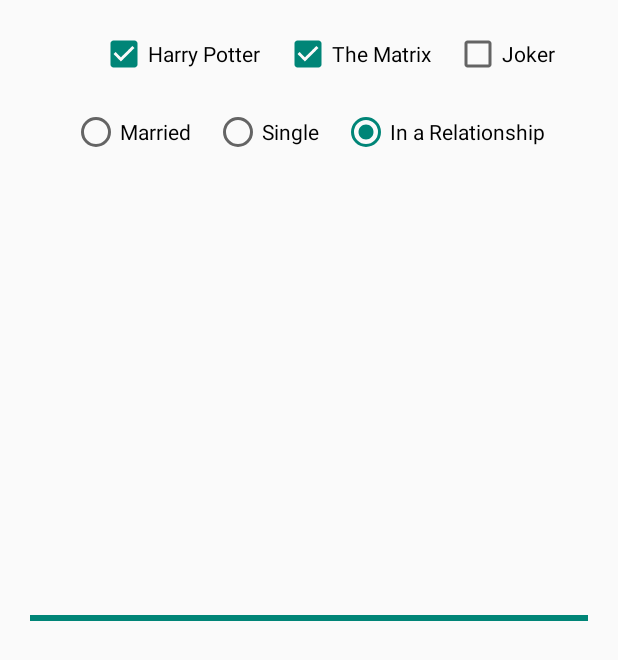
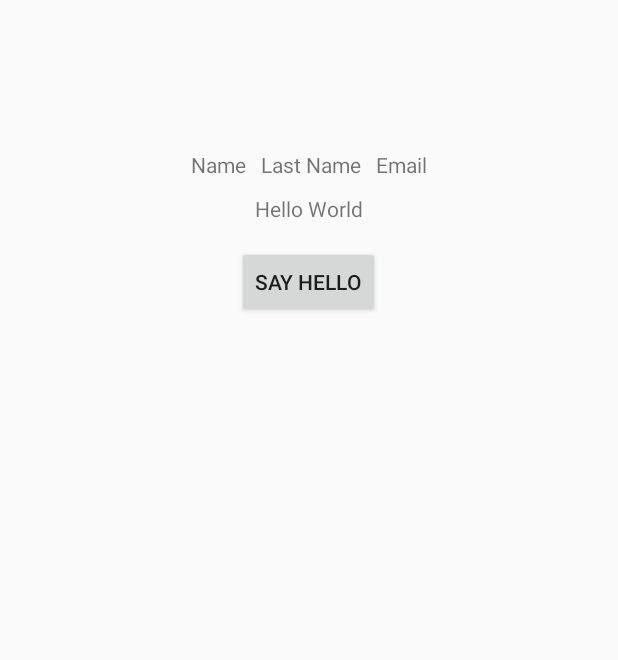
Before and after one commit to JonathanLacabe/TestApp, an Android app built with Jetpack Compose: the screen it shows after launch (MainActivity), on a phone screen of 412 x 824 dp. Shown: the top 660 px of the screen. Run offline under Robolectric (Android 15) with nearby library versions, the phone set to English and light mode, and no system bars.

Commit message:
changed xml

```diff
--- a/app/src/main/java/com/example/testapp/MainActivity.java
+++ b/app/src/main/java/com/example/testapp/MainActivity.java
@@ -14,70 +14,10 @@
 
 public class MainActivity extends ComponentActivity {
 
-    private CheckBox checkBoxHarry, checkBoxMatrix, checkBoxJoker;
-    private RadioGroup rgMaritalStatus;
-    private ProgressBar progressBar;
-
     @Override
     protected void onCreate (Bundle savedInstanceState) {
         super.onCreate(savedInstanceState);
         setContentView(R.layout.activity_main);
-        checkBoxHarry = findViewById(R.id.checkboxHarry);
-        checkBoxMatrix = findViewById(R.id.checkboxMatrix);
-        checkBoxJoker = findViewById(R.id.checkboxJoker);
 
-        rgMaritalStatus = findViewById(R.id.rgMaritalStatus);
-
-        progressBar = findViewById(R.id.progressBar);
-
-        Thread thread = new Thread(new Runnable() {
-            @Override
-            public void run() {
-                for(int i=0; i<10; i++){
-                    progressBar.incrementProgressBy(10);
-                    SystemClock.sleep(500);
-                }
-            }
-        });
-        thread.start();
-
-        int checkedButton = rgMaritalStatus.getCheckedRadioButtonId();
-        if(checkedButton == R.id.rbMarried){
-            Toast.makeText(MainActivity.this, "Married", Toast.LENGTH_SHORT).show();
-        }else if (checkedButton == R.id.rbSingle){
-            Toast.makeText(MainActivity.this, "Single", Toast.LENGTH_SHORT).show();
-        }else if (checkedButton == R.id.inRel){
-            Toast.makeText(MainActivity.this, "In a Relationship", Toast.LENGTH_SHORT).show();
-
-        }
-        rgMaritalStatus.setOnCheckedChangeListener(new RadioGroup.OnCheckedChangeListener() {
-            @Override
-            public void onCheckedChanged(RadioGroup group, int checkedId) {
-                if(checkedId == R.id.rbMarried){
-                    Toast.makeText(MainActivity.this, "Married", Toast.LENGTH_SHORT).show();
-                }else if (checkedId == R.id.rbSingle){
-                    Toast.makeText(MainActivity.this, "Single", Toast.LENGTH_SHORT).show();
-                }else if (checkedId == R.id.inRel){
-                    Toast.makeText(MainActivity.this, "In a Relationship", Toast.LENGTH_SHORT).show();
-                }
-            }
-        });
-
-        if(checkBoxHarry.isChecked()){
-            Toast.makeText(MainActivity.this, "You have watched harry potter", Toast.LENGTH_SHORT).show();
-        }else{
-            Toast.makeText(MainActivity.this, "WATCH the potter", Toast.LENGTH_SHORT).show();
-        }
-
-        checkBoxHarry.setOnCheckedChangeListener(new CompoundButton.OnCheckedChangeListener() {
-            @Override
-            public void onCheckedChanged(CompoundButton buttonView, boolean isChecked) {
-                if(isChecked){
-                    Toast.makeText(MainActivity.this, "You have watched harry potter", Toast.LENGTH_SHORT).show();
-                }else{
-                    Toast.makeText(MainActivity.this, "WATCH the potter", Toast.LENGTH_SHORT).show();
-                }
-            }
-        });
     }
 }
--- a/app/src/main/res/layout/activity_main.xml
+++ b/app/src/main/res/layout/activity_main.xml
@@ -9,88 +9,53 @@
     <RelativeLayout
         android:layout_width="wrap_content"
         android:layout_height="wrap_content"
-        android:id="@+id/moviesRelLayout"
+        android:id="@+id/firstRelLayout"
         android:layout_centerHorizontal="true"
-        android:layout_marginTop="20dp">
+        android:layout_marginTop="100dp"
+        >
 
-        <CheckBox
+        <TextView
             android:layout_width="wrap_content"
             android:layout_height="wrap_content"
-            android:text="Harry Potter"
-            android:id="@+id/checkboxHarry"
-            android:checked="true"
-            android:layout_marginLeft="25dp"
+            android:text="Name"
+            android:id="@+id/txtName" />
+
+        <TextView
+            android:layout_width="wrap_content"
+            android:layout_height="wrap_content"
+            android:id="@+id/txtLastName"
+            android:text="Last Name"
+            android:layout_toRightOf="@+id/txtName"
+            android:layout_marginLeft="10dp"
             />
 
-        <CheckBox
+        <TextView
             android:layout_width="wrap_content"
             android:layout_height="wrap_content"
-            android:text="The Matrix"
-            android:id="@+id/checkboxMatrix"
-            android:checked="true"
-            android:layout_toRightOf="@+id/checkboxHarry"
-            android:layout_marginLeft="15dp"
+            android:text="Email"
+            android:id="@+id/txtEmail"
+            android:layout_toRightOf="@+id/txtLastName"
+            android:layout_marginLeft="10dp"
             />
-
-        <CheckBox
-            android:layout_width="wrap_content"
-            android:layout_height="wrap_content"
-            android:text="Joker"
-            android:id="@+id/checkboxJoker"
-            android:checked="false"
-            android:layout_toRightOf="@+id/checkboxMatrix"
-            android:layout_marginLeft="15dp"
-            />
-
     </RelativeLayout>
 
-    <RadioGroup
+    <TextView
         android:layout_width="wrap_content"
         android:layout_height="wrap_content"
-        android:layout_below="@+id/moviesRelLayout"
-        android:layout_marginTop="20dp"
+        android:text="Hello World"
+        android:layout_below="@+id/firstRelLayout"
         android:layout_centerHorizontal="true"
-        android:orientation="horizontal"
-        android:id="@+id/rgMaritalStatus"
-        >
+        android:layout_marginTop="10dp"
+        android:id="@+id/txtHello"
+        />
 
-        <RadioButton
-            android:layout_width="wrap_content"
-            android:layout_height="wrap_content"
-            android:text="Married"
-            android:id="@+id/rbMarried"
-            android:checked="true"
-
-            />
-
-        <RadioButton
-            android:layout_width="wrap_content"
-            android:layout_height="wrap_content"
-            android:text="Single"
-            android:id="@+id/rbSingle"
-            android:layout_marginLeft="15dp"
-
-            />
-        <RadioButton
-            android:layout_width="wrap_content"
-            android:layout_height="wrap_content"
-            android:text="In a Relationship"
-            android:id="@+id/inRel"
-            android:checked="true"
-            android:layout_marginLeft="15dp"
-            />
-    </RadioGroup>
-
-    <ProgressBar
-        android:layout_width="match_parent"
+    <Button
+        android:layout_width="wrap_content"
         android:layout_height="wrap_content"
-        android:id="@+id/progressBar"
-        android:layout_centerInParent="true"
-        android:visibility="visible"
-        style="@style/Widget.AppCompat.ProgressBar.Horizontal"
-        android:max="100"
-        android:layout_marginLeft="20dp"
-        android:layout_marginRight="20dp"
-
+        android:text="Say Hello"
+        android:id="@+id/btnHello"
+        android:layout_below="@+id/txtHello"
+        android:layout_centerHorizontal="true"
+        android:layout_marginTop="15dp"
         />
 </RelativeLayout>
```
